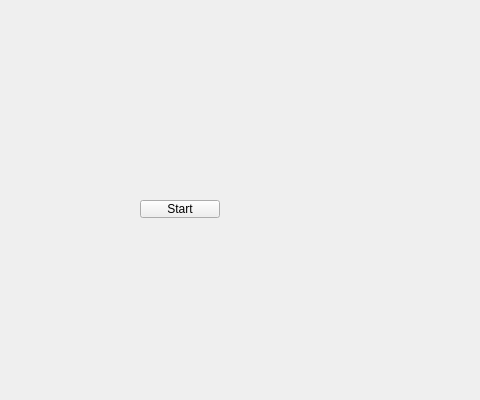
University-of-Utah-CS3505/a8-edu-app-xing-liu123, file A8/view.ui: the form before one commit; both pictures show x 0 to 480 and y 0 to 400 of the 800 by 600 pixel window.
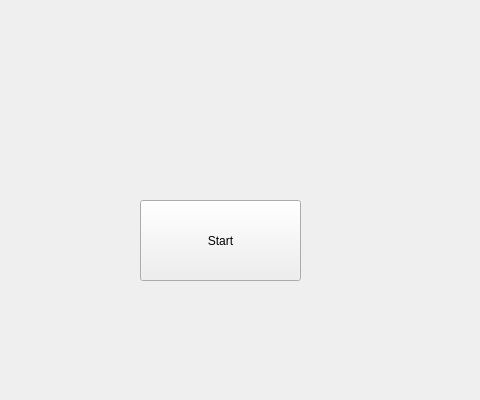
The form after the commit. The open tabs and pages were chosen to show the change.

Patch:
```diff
--- a/A8/view.ui
+++ b/A8/view.ui
@@ -45,8 +45,8 @@
        <rect>
         <x>130</x>
         <y>190</y>
-        <width>80</width>
-        <height>18</height>
+        <width>161</width>
+        <height>81</height>
        </rect>
       </property>
       <property name="text">
```
Left out of the diff: 17 changed lines with no effect on the pictures.
